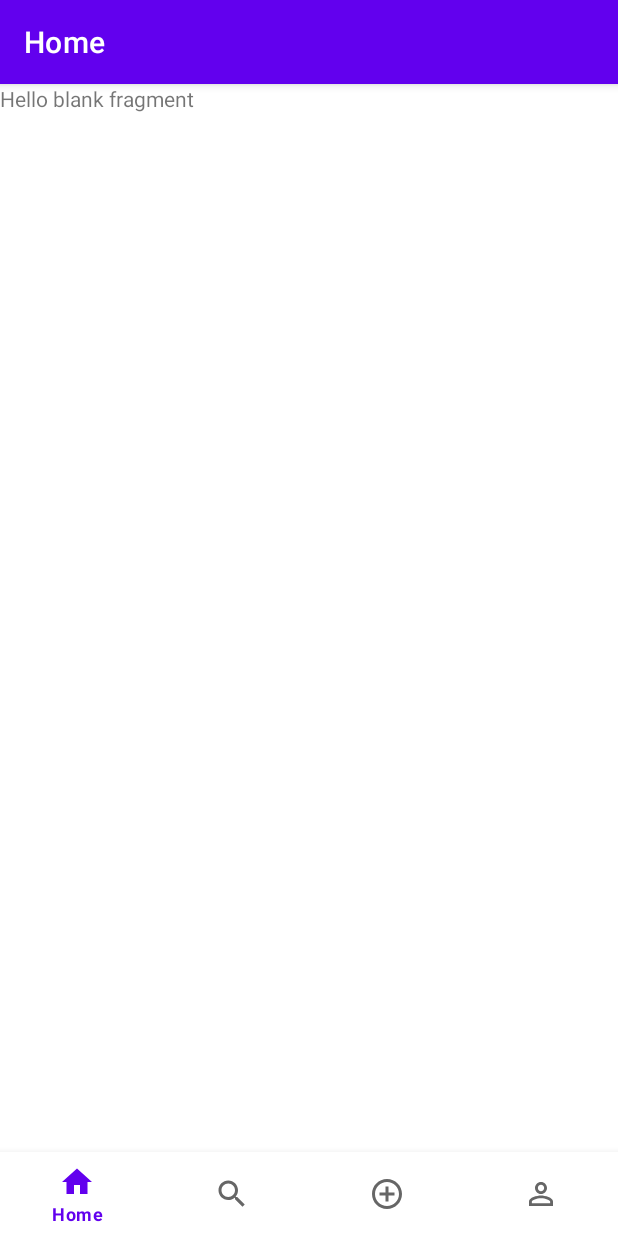
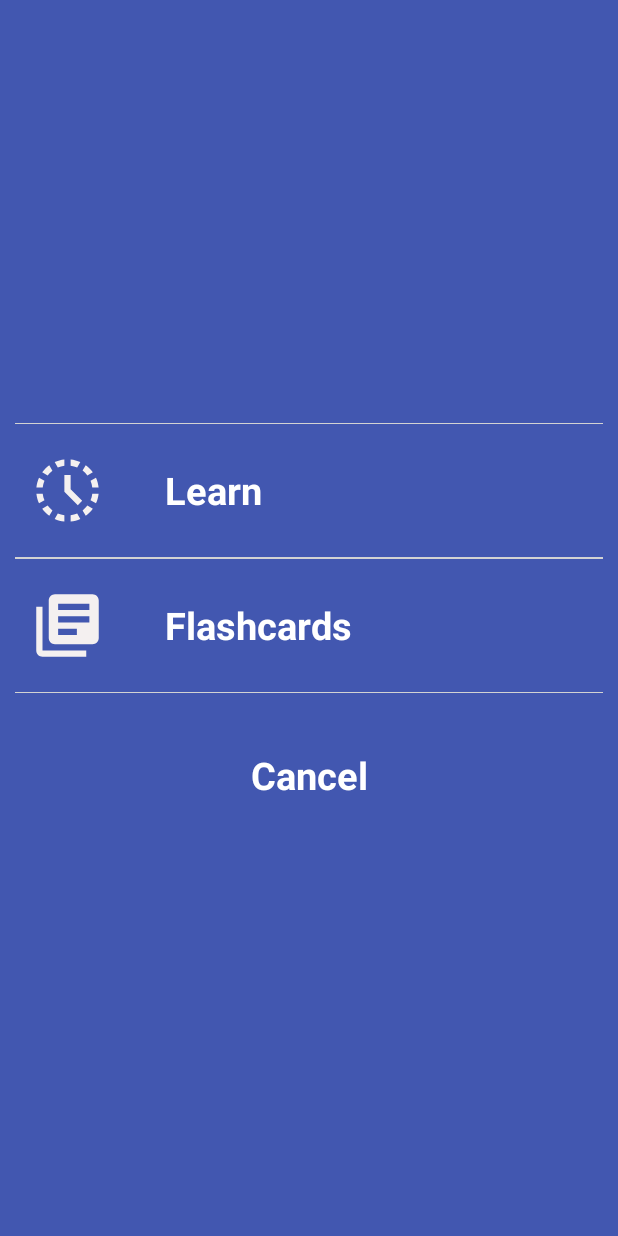
Before and after one commit to kyangho/PRM392-Colorful, an Android app: the screen it shows after launch (MainActivity before the commit, OptionPracticeActivity after it), on a phone screen of 412 x 824 dp. Run offline under Robolectric (Android 15) with nearby library versions, the phone set to English and light mode, and no system bars.

Commit message:
Create option practice screen

```diff
--- /dev/null
+++ b/app/src/main/java/com/coloful/activity/OptionPracticeActivity.java
@@ -0,0 +1,47 @@
+package com.coloful.activity;
+
+import androidx.appcompat.app.AppCompatActivity;
+
+import android.content.Intent;
+import android.os.Bundle;
+import android.view.View;
+import android.widget.TextView;
+
+import com.coloful.R;
+
+public class OptionPracticeActivity extends AppCompatActivity implements View.OnClickListener {
+    TextView tvLearnOption;
+    TextView tvFlashcardOption;
+    TextView tvCancelOption;
+
+    @Override
+    protected void onCreate(Bundle savedInstanceState) {
+        super.onCreate(savedInstanceState);
+        setContentView(R.layout.activity_option_practice);
+        getSupportActionBar().hide();
+
+        tvCancelOption = findViewById(R.id.tv_cancel_option);
+        tvLearnOption = findViewById(R.id.tv_learn_option);
+        tvFlashcardOption = findViewById(R.id.tv_flashcard_option);
+
+        tvCancelOption.setOnClickListener(this::onClick);
+        tvLearnOption.setOnClickListener(this::onClick);
+        tvFlashcardOption.setOnClickListener(this::onClick);
+    }
+
+    @Override
+    public void onClick(View view) {
+        Intent intent;
+        switch (view.getId()) {
+            case R.id.tv_flashcard_option:
+                break;
+            case R.id.tv_learn_option:
+                break;
+            case R.id.tv_cancel_option:
+                intent = new Intent(this, MainActivity.class);
+                startActivity(intent);
+                break;
+
+        }
+    }
+}
--- a/app/src/main/res/drawable/border_bottom.xml
+++ b/app/src/main/res/drawable/border_bottom_gray.xml
@@ -1,13 +1,12 @@
 <?xml version="1.0" encoding="utf-8"?>
 <layer-list xmlns:android="http://schemas.android.com/apk/res/android">
     <item
-        android:left="-2dp"
-        android:right="-2dp"
-        android:top="-2dp">
+        android:left="-10dp"
+        android:right="-10dp">
         <shape android:shape="rectangle">
             <stroke
-                android:width="1dp"
-                android:color="#ffffffff" />
+                android:width="0.4dp"
+                android:color="@color/lightGray" />
             <solid android:color="#00000000" />
         </shape>
     </item>
--- /dev/null
+++ b/app/src/main/res/drawable/ic_baseline_history_toggle_off_24.xml
@@ -0,0 +1,5 @@
+<vector android:height="50dp" android:tint="#F4F0F0"
+    android:viewportHeight="24" android:viewportWidth="24"
+    android:width="50dp" xmlns:android="http://schemas.android.com/apk/res/android">
+    <path android:fillColor="@android:color/white" android:pathData="M15.1,19.37l1,1.74c-0.96,0.44 -2.01,0.73 -3.1,0.84v-2.02C13.74,19.84 14.44,19.65 15.1,19.37zM4.07,13H2.05c0.11,1.1 0.4,2.14 0.84,3.1l1.74,-1C4.35,14.44 4.16,13.74 4.07,13zM15.1,4.63l1,-1.74C15.14,2.45 14.1,2.16 13,2.05v2.02C13.74,4.16 14.44,4.35 15.1,4.63zM19.93,11h2.02c-0.11,-1.1 -0.4,-2.14 -0.84,-3.1l-1.74,1C19.65,9.56 19.84,10.26 19.93,11zM8.9,19.37l-1,1.74c0.96,0.44 2.01,0.73 3.1,0.84v-2.02C10.26,19.84 9.56,19.65 8.9,19.37zM11,4.07V2.05c-1.1,0.11 -2.14,0.4 -3.1,0.84l1,1.74C9.56,4.35 10.26,4.16 11,4.07zM18.36,7.17l1.74,-1.01c-0.63,-0.87 -1.4,-1.64 -2.27,-2.27l-1.01,1.74C17.41,6.08 17.92,6.59 18.36,7.17zM4.63,8.9l-1.74,-1C2.45,8.86 2.16,9.9 2.05,11h2.02C4.16,10.26 4.35,9.56 4.63,8.9zM19.93,13c-0.09,0.74 -0.28,1.44 -0.56,2.1l1.74,1c0.44,-0.96 0.73,-2.01 0.84,-3.1H19.93zM16.83,18.36l1.01,1.74c0.87,-0.63 1.64,-1.4 2.27,-2.27l-1.74,-1.01C17.92,17.41 17.41,17.92 16.83,18.36zM7.17,5.64L6.17,3.89C5.29,4.53 4.53,5.29 3.9,6.17l1.74,1.01C6.08,6.59 6.59,6.08 7.17,5.64zM5.64,16.83L3.9,17.83c0.63,0.87 1.4,1.64 2.27,2.27l1.01,-1.74C6.59,17.92 6.08,17.41 5.64,16.83zM13,7h-2v5.41l4.29,4.29l1.41,-1.41L13,11.59V7z"/>
+</vector>
--- /dev/null
+++ b/app/src/main/res/drawable/ic_baseline_import_contacts_24.xml
@@ -0,0 +1,5 @@
+<vector android:height="50dp" android:tint="#F4F0F0"
+    android:viewportHeight="24" android:viewportWidth="24"
+    android:width="50dp" xmlns:android="http://schemas.android.com/apk/res/android">
+    <path android:fillColor="@android:color/white" android:pathData="M17.5,4.5c-1.95,0 -4.05,0.4 -5.5,1.5c-1.45,-1.1 -3.55,-1.5 -5.5,-1.5S2.45,4.9 1,6v14.65c0,0.65 0.73,0.45 0.75,0.45C3.1,20.45 5.05,20 6.5,20c1.95,0 4.05,0.4 5.5,1.5c1.35,-0.85 3.8,-1.5 5.5,-1.5c1.65,0 3.35,0.3 4.75,1.05C22.66,21.26 23,20.86 23,20.6V6C21.51,4.88 19.37,4.5 17.5,4.5zM21,18.5c-1.1,-0.35 -2.3,-0.5 -3.5,-0.5c-1.7,0 -4.15,0.65 -5.5,1.5V8c1.35,-0.85 3.8,-1.5 5.5,-1.5c1.2,0 2.4,0.15 3.5,0.5V18.5z"/>
+</vector>
--- /dev/null
+++ b/app/src/main/res/drawable/ic_baseline_library_books_24.xml
@@ -0,0 +1,5 @@
+<vector android:height="50dp" android:tint="#F4F0F0"
+    android:viewportHeight="24" android:viewportWidth="24"
+    android:width="50dp" xmlns:android="http://schemas.android.com/apk/res/android">
+    <path android:fillColor="@android:color/white" android:pathData="M4,6L2,6v14c0,1.1 0.9,2 2,2h14v-2L4,20L4,6zM20,2L8,2c-1.1,0 -2,0.9 -2,2v12c0,1.1 0.9,2 2,2h12c1.1,0 2,-0.9 2,-2L22,4c0,-1.1 -0.9,-2 -2,-2zM19,11L9,11L9,9h10v2zM15,15L9,15v-2h6v2zM19,7L9,7L9,5h10v2z"/>
+</vector>
--- /dev/null
+++ b/app/src/main/res/layout/activity_option_practice.xml
@@ -0,0 +1,61 @@
+<?xml version="1.0" encoding="utf-8"?>
+<LinearLayout xmlns:android="http://schemas.android.com/apk/res/android"
+    xmlns:tools="http://schemas.android.com/tools"
+    android:layout_width="match_parent"
+    android:layout_height="match_parent"
+    tools:context=".activity.OptionPracticeActivity"
+    android:orientation="vertical"
+    android:background="@color/primary"
+    android:gravity="center"
+    android:paddingHorizontal="10dp">
+
+    <TextView
+        android:id="@+id/tv_learn_option"
+        android:layout_width="match_parent"
+        android:layout_height="90dp"
+        android:text="Learn"
+        android:textSize="25dp"
+        android:gravity="center"
+        android:textStyle="bold"
+        android:textColor="@color/white"
+        android:background="@drawable/border_bottom_gray"
+        android:paddingHorizontal="10dp"
+        android:drawableLeft="@drawable/ic_baseline_history_toggle_off_24"
+        tools:ignore="RtlCompat"
+        android:drawablePadding="40dp"
+        android:elevation="10dp"
+        android:textAlignment="textStart"
+        android:clickable="true"/>
+
+    <TextView
+        android:id="@+id/tv_flashcard_option"
+        android:layout_width="match_parent"
+        android:layout_height="90dp"
+        android:text="Flashcards"
+        android:textSize="25dp"
+        android:gravity="center"
+        android:textStyle="bold"
+        android:textColor="@color/white"
+        android:background="@drawable/border_bottom_gray"
+        android:paddingHorizontal="10dp"
+        android:drawableLeft="@drawable/ic_baseline_library_books_24"
+        tools:ignore="RtlCompat"
+        android:drawablePadding="40dp"
+        android:elevation="10dp"
+        android:textAlignment="textStart"
+        android:clickable="true"/>
+
+    <TextView
+        android:id="@+id/tv_cancel_option"
+        android:layout_width="match_parent"
+        android:layout_height="50dp"
+        android:text="Cancel"
+        android:textSize="25dp"
+        android:gravity="center"
+        android:textStyle="bold"
+        android:textColor="@color/white"
+        android:layout_marginTop="30dp"
+        android:clickable="true"
+        />
+
+</LinearLayout>
--- a/app/src/main/res/layout/fragment_search.xml
+++ b/app/src/main/res/layout/fragment_search.xml
@@ -32,7 +32,7 @@
             android:textAlignment="center"
             android:textSize="18dp"
             android:textStyle="bold"
-            android:background="@drawable/border_bottom"
+            android:background="@drawable/border_bottom_white"
             />
     </LinearLayout>
 </FrameLayout>
--- a/app/src/main/res/values/colors.xml
+++ b/app/src/main/res/values/colors.xml
@@ -13,4 +13,5 @@
     <color name="dark_gray">#A9A9A9</color>
     <color name="X11_ray">#BEBEBE</color>
     <color name="primary">#4257b0</color>
+    <color name="lightGray">#D3D3D3</color>
 </resources>
```
Also changed, not shown: app/src/main/AndroidManifest.xml (+9 -4 lines), app/src/main/res/drawable/border_bottom_white.xml (added, +14 -0 lines).
